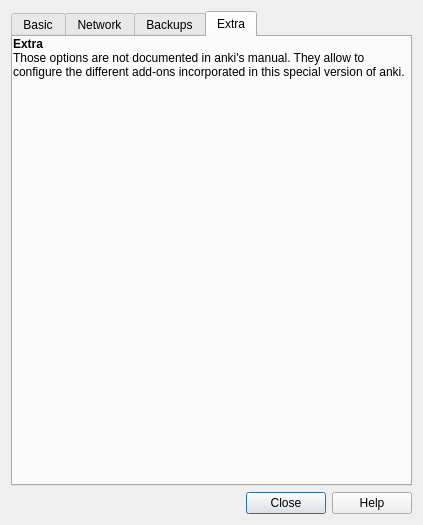
Above: designer/preferences.ui from the8thbit/anki before the change. Below: the same form after it.
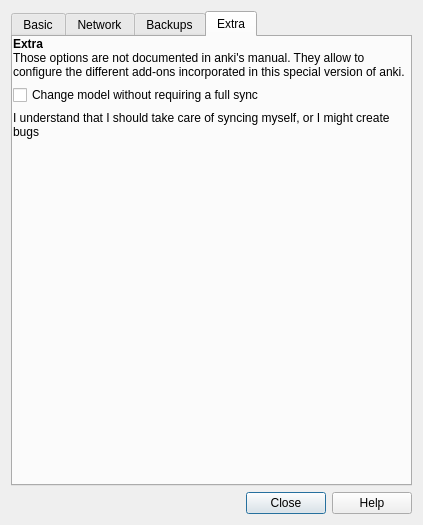
That is the form after the change. The open tabs and pages were chosen to show the change.

Commit message: Change note types without sync

Patch:
```diff
--- a/designer/preferences.ui
+++ b/designer/preferences.ui
@@ -490,6 +490,23 @@
          </widget>
         </item>
         <item>
+         <widget class="QCheckBox" name="changeModelWithoutFullSync">
+          <property name="text">
+           <string>Change model without requiring a full sync</string>
+          </property>
+         </widget>
+        </item>
+        <item>
+         <widget class="QLabel" name="label_2">
+          <property name="text">
+           <string>&lt;html&gt;&lt;head/&gt;&lt;body&gt;&lt;p&gt;I understand that I should take care of syncing myself, or I might create bugs&lt;/p&gt;&lt;/body&gt;&lt;/html&gt;</string>
+          </property>
+          <property name="wordWrap">
+           <bool>true</bool>
+          </property>
+         </widget>
+         </item>
+         <item>
          <spacer name="verticalSpacer">
           <property name="orientation">
            <enum>Qt::Vertical</enum>
```
The commit also changes 9 other files.
